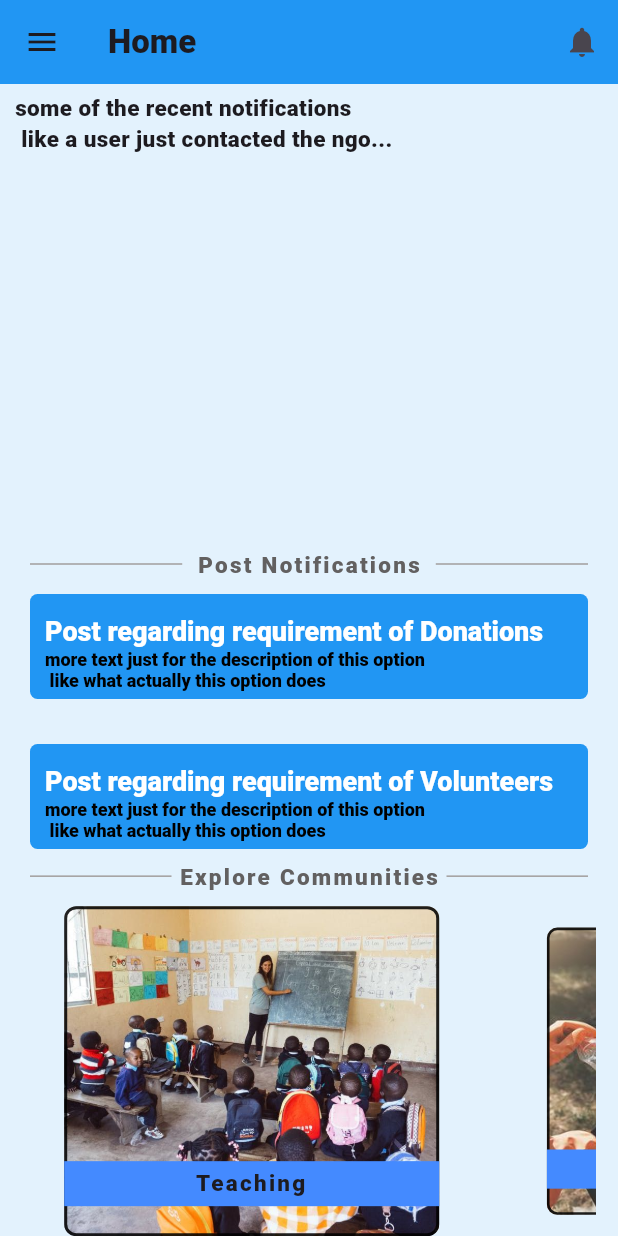
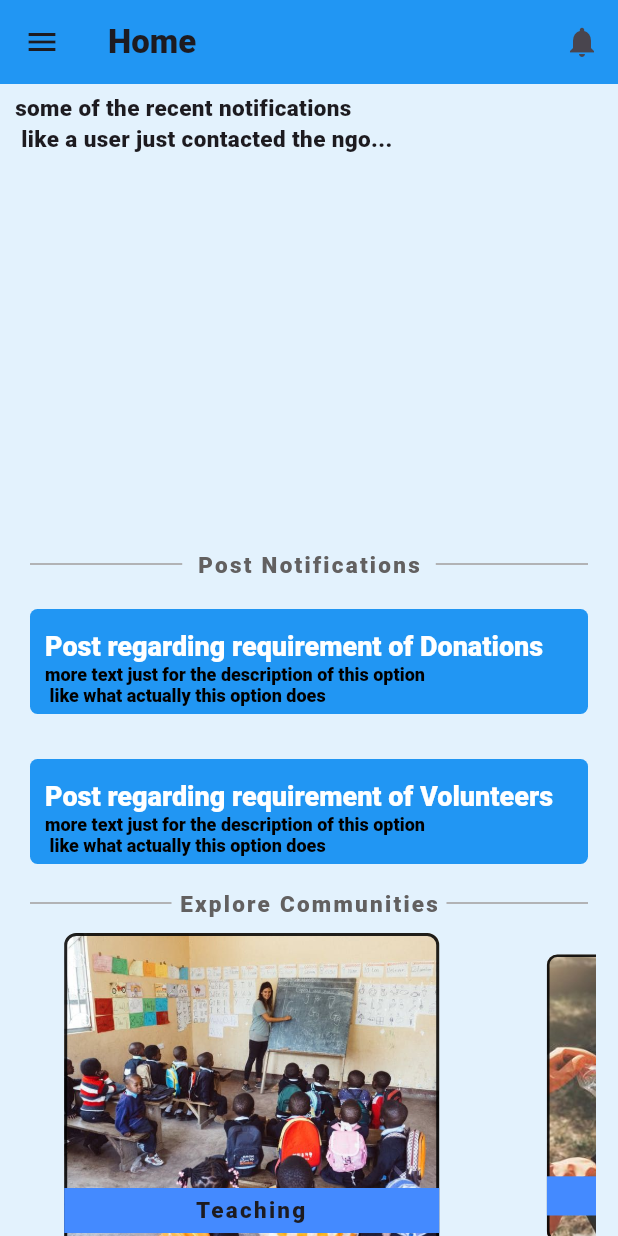
Before and after one commit to Ayush0316/ngo-app, a Flutter app: the NgoHome screen opened directly, on a phone screen of 412 x 824 dp. Run offline on Flutter 3.47's test engine with Material 2 defaults, Android fonts, the phone set to English and light mode, and no system bars; drawn by our look-alikes of carousel_slider; our stand-ins replace cloud_firestore, firebase_auth, firebase_core, firebase_storage, flutter_form_builder, form_builder_validators and 5 more; missing offline and left inert: adaptive_layout, autocomplete_textfield, form_builder_phone_field; accounts and stored records are empty; Roboto replaces fonts that are missing (Roboto-Black).

Commit message:
ngo home changes

```diff
--- a/ngo_app/lib/screens/home/Ngo/Ngo_home.dart
+++ b/ngo_app/lib/screens/home/Ngo/Ngo_home.dart
@@ -54,9 +54,6 @@ class _NgoHomeState extends State<NgoHome> {
                     ),
                     title_post(),
                     post_ngo(),
-                    SizedBox(
-                      height: 5,
-                    ),
                     text_community(),
                     SizedBox(
                       height: 5,
--- a/ngo_app/lib/screens/home/Ngo/Posts/post.dart
+++ b/ngo_app/lib/screens/home/Ngo/Posts/post.dart
@@ -16,9 +16,8 @@ class _post_ngoState extends State<post_ngo> {
     double width = MediaQuery.of(context).size.width;
     double height = MediaQuery.of(context).size.height;
     return Container(
-      padding: const EdgeInsets.only(top: 10, left: 10, right: 10),
-      height: height / 4.5,
-      // height: Responsive.isSmallScreen(context) ? height : height / 500,
+      padding: const EdgeInsets.only(top: 20, left: 10, right: 10),
+      height: Responsive.isSmallScreen(context) ? height / 4 : height,
       width: double.infinity,
       child: Column(
         children: [
```
